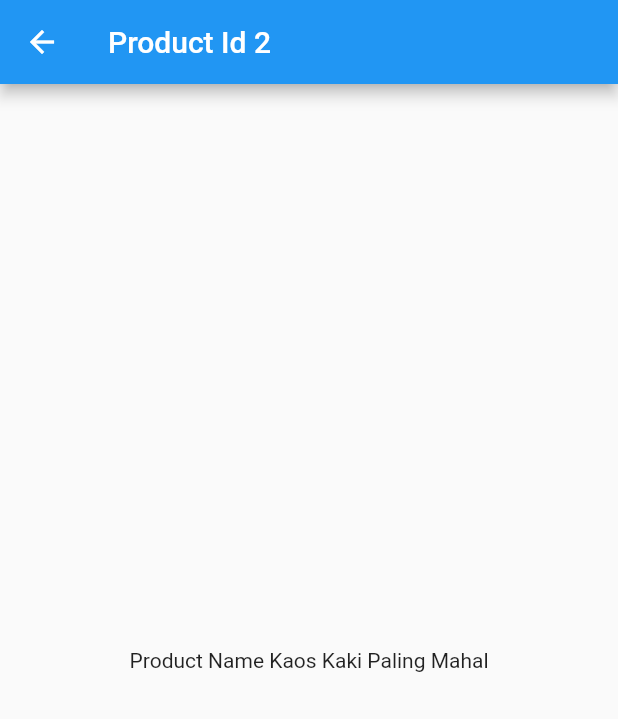
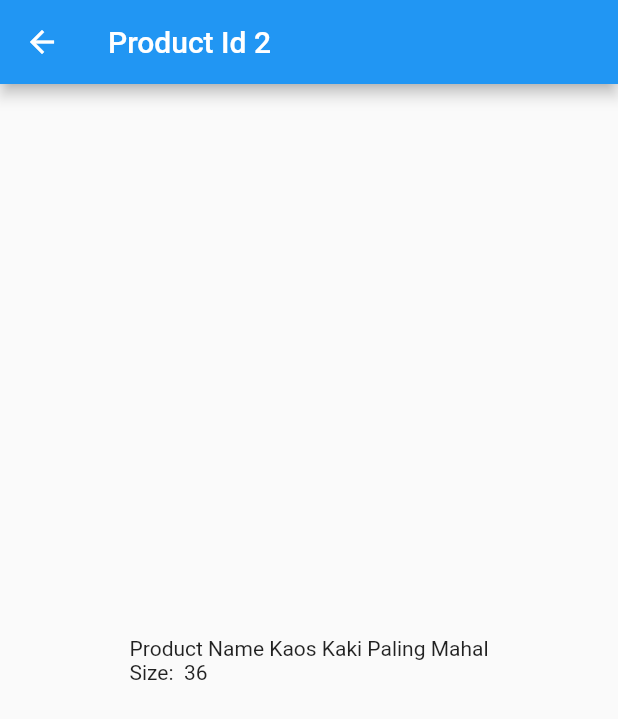
Before and after one commit to mlatifr/flutter_78_dynamic_url, a Flutter app: the ProductPage screen opened by its route, after a tap on "Products 2", on a phone screen of 412 x 824 dp. Shown: the top 719 px of the screen. Run offline on Flutter 3.47's test engine with Material 2 defaults, Android fonts, the phone set to English and light mode, and no system bars; our stand-ins replace get.

Commit message:
3 parametesr with spasi

```diff
--- a/lib/pages/detail.dart
+++ b/lib/pages/detail.dart
@@ -13,7 +13,8 @@ class DetailPage extends StatelessWidget {
         child: Column(
           mainAxisAlignment: MainAxisAlignment.center,
           children: [
-            Text("Product Name ${Get.parameters['name']}")
+            Text("Product Name ${Get.parameters['name']}"
+                "\nSize:  ${Get.parameters['size']}")
           ], //mengambil data dari page yg mengirim arguments
         ),
       ),
--- a/lib/pages/product.dart
+++ b/lib/pages/product.dart
@@ -15,7 +15,7 @@ class ProductPage extends StatelessWidget {
             //mengirim data ke page yg menerima arguments
             ElevatedButton(
                 onPressed: () => Get.toNamed(
-                      '/product/1?name=Jacket',
+                      '/product/1?name=Jacket&size=36',
                     ),
                 child: Text('Products 1')),
             SizedBox(
@@ -24,7 +24,7 @@ class ProductPage extends StatelessWidget {
             //mengirim data ke page yg menerima arguments
             ElevatedButton(
                 onPressed: () => Get.toNamed(
-                      '/product/2?name=Kaos Kaki Paling Mahal',
+                      '/product/2?name=Kaos Kaki Paling Mahal&size=36',
                     ),
                 child: Text('Products 2')),
             SizedBox(
@@ -33,7 +33,7 @@ class ProductPage extends StatelessWidget {
             //mengirim data ke page yg menerima arguments
             ElevatedButton(
                 onPressed: () => Get.toNamed(
-                      '/product/3?name=New Sandals',
+                      '/product/3?name=New Sandals&size=36',
                     ),
                 child: Text('Products 3')),
           ],
```
